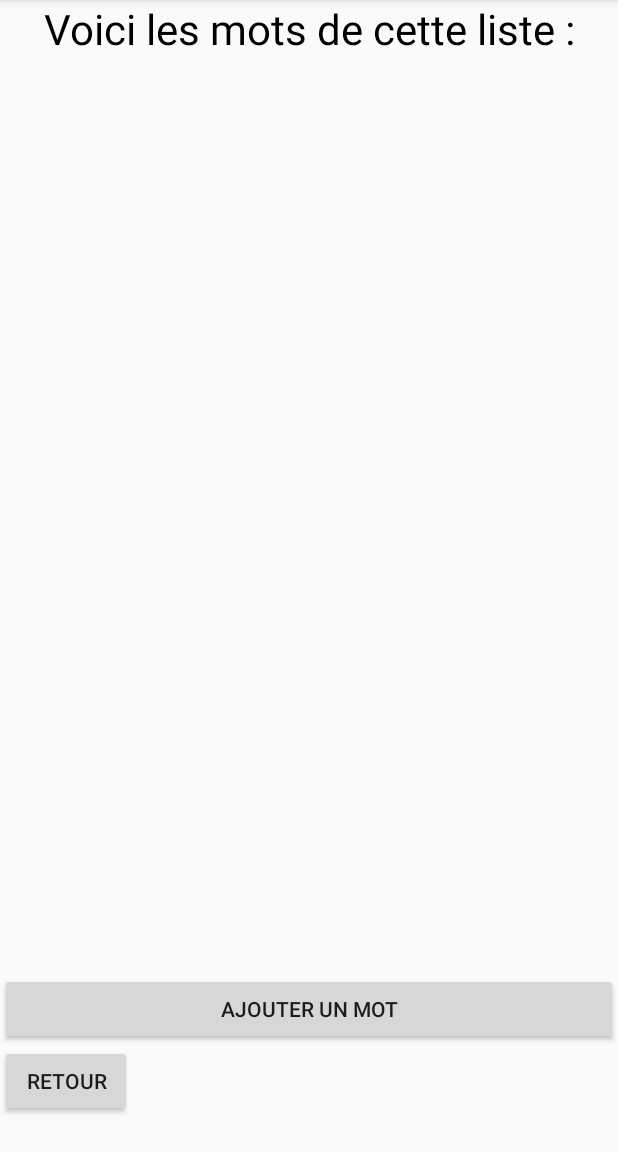
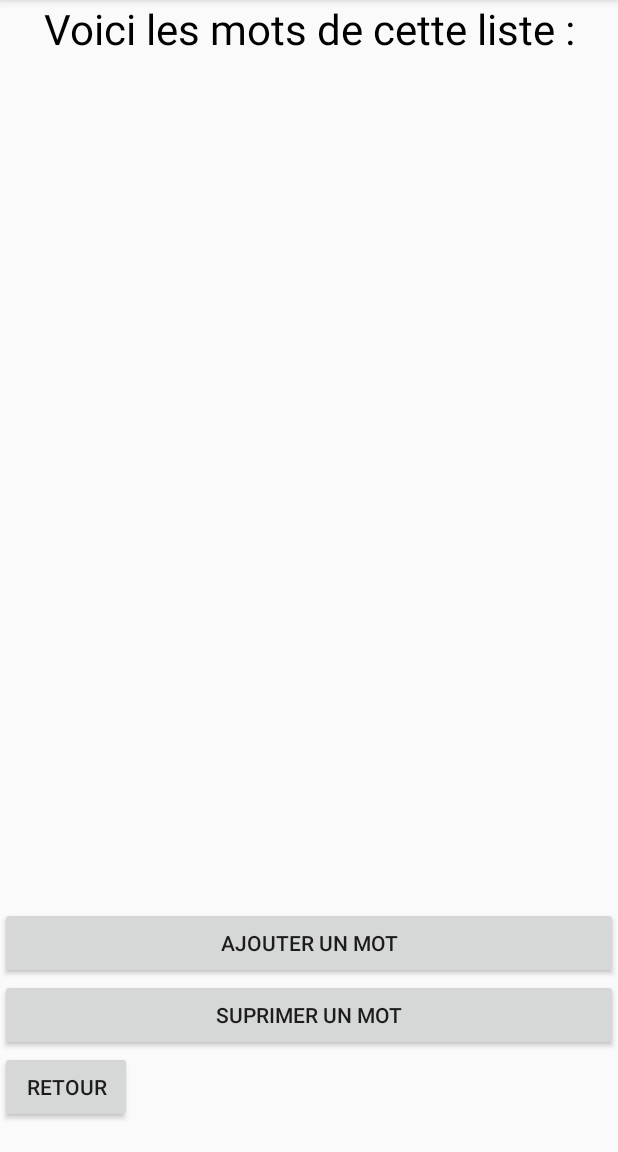
Before and after one commit to vocs-project/Android, an Android app: the ViewListContents screen opened directly, with no data from a screen before it, on a phone screen of 412 x 824 dp, the part 84-1236 px from its top. Run offline under Robolectric (Android 15) with nearby library versions, the phone set to English and light mode, and no system bars.

Commit message:
suppression d'un mot dans la table

```diff
--- a/Android/MyApplication/app/src/main/AndroidManifest.xml
+++ b/Android/MyApplication/app/src/main/AndroidManifest.xml
@@ -15,11 +15,12 @@
                 <category android:name="android.intent.category.LAUNCHER" />
             </intent-filter>
         </activity>
-        <activity android:name=".ViewListContents"/>
+        <activity android:name=".ViewListContents" />
         <activity android:name=".MainActivity" />
         <activity android:name=".score" />
         <activity android:name=".PagePrinc" />
-        <activity android:name=".LesListes"></activity>
+        <activity android:name=".LesListes" />
+        <activity android:name=".suppression"></activity>
     </application>
 
 </manifest>
--- a/Android/MyApplication/app/src/main/java/vocs/com/vocs/ViewListContents.java
+++ b/Android/MyApplication/app/src/main/java/vocs/com/vocs/ViewListContents.java
@@ -25,7 +25,7 @@ import static vocs.com.vocs.R.id.retour;
 public class ViewListContents extends AppCompatActivity{
 
     DataBaseHelper myDB;
-    Button retour,add;
+    Button retour,add,supp;
 
     @Override
     public void onCreate (@Nullable Bundle savedInstanceState){
@@ -36,12 +36,21 @@ public class ViewListContents extends AppCompatActivity{
         myDB=new DataBaseHelper(this);
         retour=(Button) findViewById(R.id.retour);
         add=(Button) findViewById(R.id.add);
+        supp=(Button) findViewById(R.id.supp);
 
         retour.setOnClickListener(new View.OnClickListener(){
             @Override
             public void onClick(View v){
                 Intent versliste = new Intent (ViewListContents.this, PagePrinc.class);
                 startActivity(versliste);
+            }
+        });
+
+       supp.setOnClickListener(new View.OnClickListener(){
+            @Override
+            public void onClick(View v){
+                Intent verssupp = new Intent (ViewListContents.this, suppression.class);
+                startActivity(verssupp);
             }
         });
 
--- a/Android/MyApplication/app/src/main/res/layout/viewcontents_layout.xml
+++ b/Android/MyApplication/app/src/main/res/layout/viewcontents_layout.xml
@@ -26,9 +26,18 @@
         android:id="@+id/add" />
 
     <Button
-        android:text="retour"
-        android:layout_width="wrap_content"
+        android:text="suprimer un mot"
+        android:layout_width="fill_parent"
         android:layout_height="wrap_content"
-        android:id="@+id/retour" />
+        android:id="@+id/supp"
+        android:layout_gravity="end"
+         />
+
+    <Button
+    android:text="retour"
+    android:layout_width="wrap_content"
+    android:layout_height="wrap_content"
+    android:id="@+id/retour"
+       />
 
 </LinearLayout>
```
Also changed, not shown: Android/MyApplication/app/src/main/java/vocs/com/vocs/DataBaseHelper.java (+9 -0 lines), Android/MyApplication/app/src/main/java/vocs/com/vocs/suppression.java (added, +56 -0 lines), Android/MyApplication/app/src/main/res/layout/activity_suppression.xml (added, +52 -0 lines).
